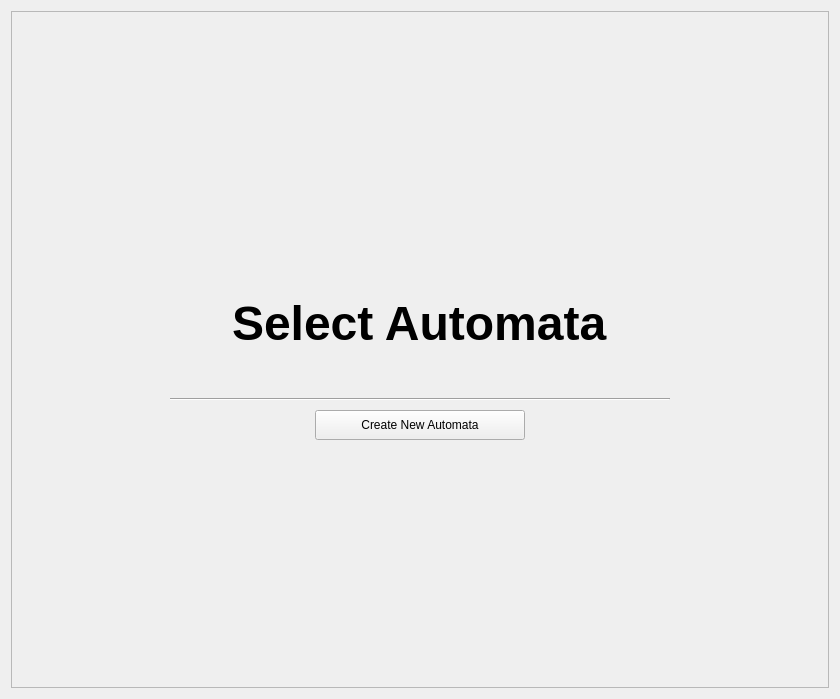
Qt form ui/intro.ui (Achu-Worifung/quickMove) before a commit.
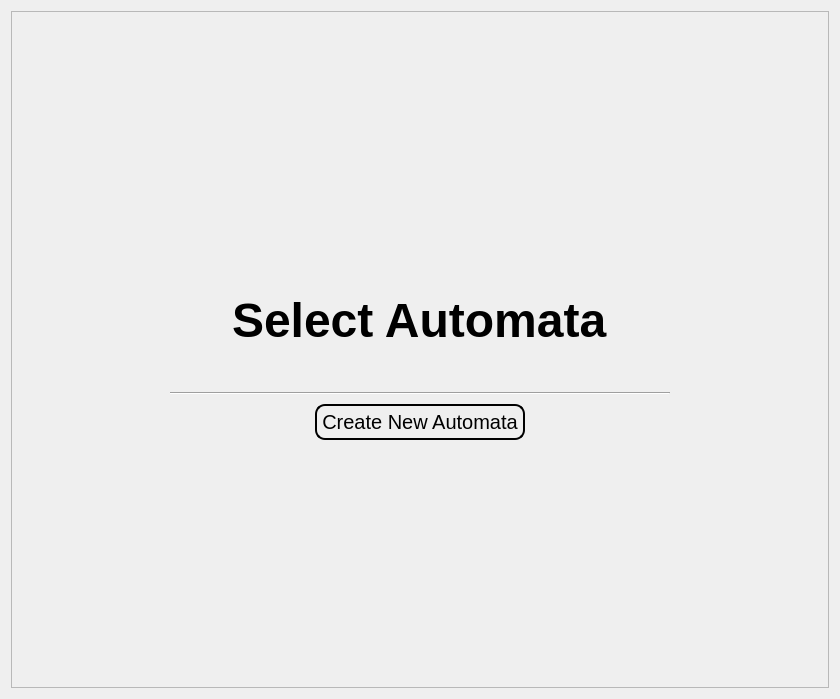
The same form after that commit.

The edit to the form file:
```diff
--- a/ui/intro.ui
+++ b/ui/intro.ui
@@ -114,16 +114,12 @@
              </size>
             </property>
             <property name="styleSheet">
-             <string notr="true">#pushButton
-{
-background-color: red;
-    border-style: outset;
+             <string notr="true">    border-style: outset;
     border-width: 2px;
-    border-radius: 15px;
+    border-radius: 10px;
     border-color: black;
     padding: 4px;
-font:20px
-}</string>
+font:20px</string>
             </property>
             <property name="text">
              <string>Create New Automata</string>
```
